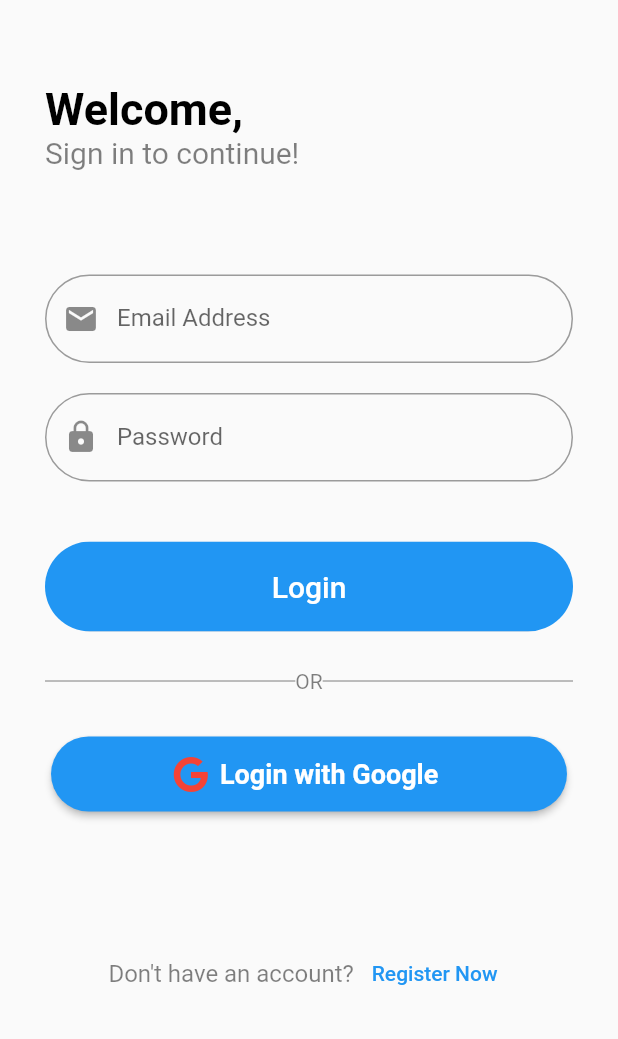
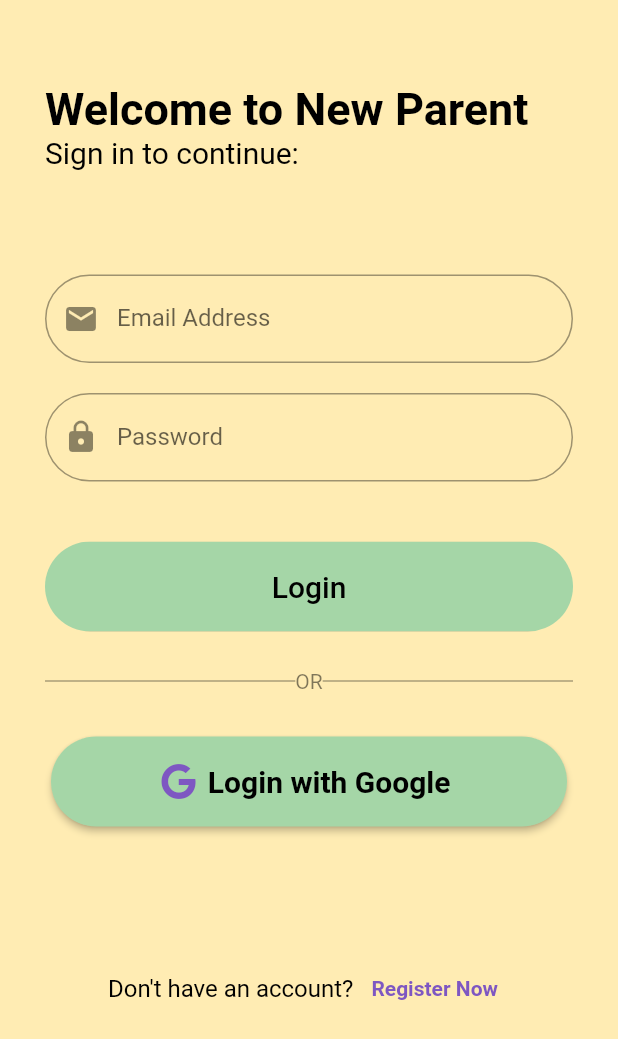
Before and after one commit to acm-projects/BabyQuest, a Flutter app: the screen it shows after launch, after a tap on "Login with Google", on a phone screen of 412 x 824 dp. Shown: the top 1039 px of the screen. Run offline on Flutter 3.47's test engine with Material 2 defaults, Android fonts, the phone set to English and light mode, and no system bars; our stand-ins replace firebase_auth, firebase_core, flutter_spinkit, font_awesome_flutter, google_sign_in; accounts and stored records are empty.

Commit message:
added splash screen and colors to sign in page

```diff
--- a/client/lib/main.dart
+++ b/client/lib/main.dart
@@ -1,11 +1,11 @@
 import 'package:firebase_core/firebase_core.dart';
+import 'package:client/services/auth_service.dart';
 
 import 'package:flutter/material.dart';
 import 'package:flutter/services.dart';
 import 'package:provider/provider.dart';
 
-import 'package:client/pages/wrapper.dart';
-import 'package:client/services/auth_service.dart';
+import 'package:client/pages/splash_page.dart';
 
 Future main() async {
   // setup flutter and firebase
@@ -30,9 +30,9 @@ class MyApp extends StatelessWidget {
   Widget build(BuildContext context) {
     return ChangeNotifierProvider(
       create: (context) => AuthService(),
-      child: MaterialApp(
+      child: const MaterialApp(
         debugShowCheckedModeBanner: false,
-        home: Wrapper(),
+        home: SplashPage(),
       ),
     );
   }
--- a/client/lib/pages/authenticate/authenticate.dart
+++ b/client/lib/pages/authenticate/authenticate.dart
@@ -34,9 +34,9 @@ class _AuthenticateState extends State<Authenticate> {
   }
 
   Widget _buildTitle() {
-    String title = register ? 'Create Account,' : 'Welcome,';
+    String title = register ? 'Create a new account' : 'Welcome to New Parent';
     String subtitle =
-        register ? 'Sign up to get started!' : 'Sign in to continue!';
+        register ? 'Sign up to get started:' : 'Sign in to continue:';
 
     return Column(
       children: [
@@ -56,7 +56,7 @@ class _AuthenticateState extends State<Authenticate> {
           child: Text(
             subtitle,
             style: TextStyle(
-              color: Colors.black.withOpacity(0.5),
+              color: Colors.black,
               fontSize: 20,
             ),
           ),
@@ -76,13 +76,21 @@ class _AuthenticateState extends State<Authenticate> {
         Text(
           label,
           style: TextStyle(
-            color: Colors.black.withOpacity(0.5),
+            color: Colors.black,
             fontSize: 16.0,
           ),
         ),
         TextButton(
+          style: TextButton.styleFrom(
+            primary: Colors.deepPurple.shade400,
+          ),
           onPressed: () => setState(() => register = !register),
-          child: Text(buttonLabel),
+          child: Text(
+              buttonLabel,
+              style: TextStyle(
+                  fontWeight: FontWeight.bold
+              )
+          ),
         ),
       ],
     );
--- a/client/lib/pages/authenticate/signin_form.dart
+++ b/client/lib/pages/authenticate/signin_form.dart
@@ -29,7 +29,7 @@ class _SignInFormState extends State<SignInForm> {
         children: [
           _buildNameField(),
           const SizedBox(height: 20.0),
-          _buildEmailAdressField(),
+          _buildEmailAddressField(),
           const SizedBox(height: 20.0),
           _buildPasswordField(),
           const SizedBox(height: 40.0),
@@ -61,7 +61,7 @@ class _SignInFormState extends State<SignInForm> {
     }
   }
 
-  Widget _buildEmailAdressField() {
+  Widget _buildEmailAddressField() {
     return TextFormField(
       keyboardType: TextInputType.emailAddress,
       decoration: const InputDecoration(
@@ -121,14 +121,15 @@ class _SignInFormState extends State<SignInForm> {
             }
           }
         },
-        color: Colors.blue,
+        color: Colors.green.shade200,
         child: Text(
           label,
           style: const TextStyle(
             fontSize: 20,
-            color: Colors.white,
+            color: Colors.black,
           ),
         ),
+
       ),
     );
   }
@@ -149,26 +150,26 @@ class _SignInFormState extends State<SignInForm> {
           Container(
             padding: const EdgeInsets.all(4),
             child: ElevatedButton.icon(
+              onPressed: () {
+                final provider =
+                Provider.of<AuthService>(context, listen: false);
+                provider.signInWithGoogle();
+              },
               style: ElevatedButton.styleFrom(
-                primary: Colors.blue,
+                primary: Colors.green.shade200,
                 onPrimary: Colors.black,
-                minimumSize: const Size(double.infinity, 50),
+                minimumSize: const Size(double.infinity, 60),
                 shape: const StadiumBorder(),
               ),
-              icon: const FaIcon(FontAwesomeIcons.google, color: Colors.red),
+              icon: FaIcon(FontAwesomeIcons.google, color: Colors.deepPurple.shade400),
               label: const Text(
                 'Login with Google',
                 style: TextStyle(
-                  color: Colors.white,
+                  color: Colors.black,
                   fontWeight: FontWeight.bold,
-                  fontSize: 18,
+                  fontSize: 20,
                 ),
               ),
-              onPressed: () {
-                final provider =
-                    Provider.of<AuthService>(context, listen: false);
-                provider.signInWithGoogle();
-              },
             ),
           ),
         ],
--- /dev/null
+++ b/client/lib/pages/splash_page.dart
@@ -0,0 +1,99 @@
+import 'package:flutter/material.dart';
+
+import 'package:flutter_spinkit/flutter_spinkit.dart';
+import 'package:font_awesome_flutter/font_awesome_flutter.dart';
+
+import 'package:client/pages/wrapper.dart';
+
+class SplashPage extends StatefulWidget {
+  const SplashPage({ Key? key }) : super(key: key);
+
+  @override
+  _SplashPageState createState() => _SplashPageState();
+}
+
+class _SplashPageState extends State<SplashPage> {
+
+  @override
+  void initState() {
+    super.initState();
+    _navigateToHome();
+  }
+
+  _navigateToHome() async {
+    await Future.delayed(Duration(milliseconds: 5000), () {});
+    Navigator.pushReplacement(
+        context,
+        MaterialPageRoute(
+            builder: (context) => Wrapper()
+        )
+    );
+  }
+
+  @override
+  Widget build(BuildContext context) {
+    return Scaffold(
+        body: Stack(
+          fit: StackFit.expand,
+          children: [
+            Container(decoration: BoxDecoration(
+                color: Colors.amber.shade100
+            ),),
+            Column(
+              mainAxisAlignment: MainAxisAlignment.start,
+              children: [
+                Expanded(
+                  flex: 5,
+                  child: Column(
+                    mainAxisAlignment: MainAxisAlignment.center,
+                    children: [
+                      CircleAvatar(
+                        backgroundColor: Colors.amber.shade100,
+                        radius: 50.0,
+                        child: FaIcon(
+                          FontAwesomeIcons.babyCarriage,
+                          color: Colors.deepPurple.shade200,
+                          size: 100.0,
+                        ),
+                      ),
+                      const Padding(
+                        padding: EdgeInsets.only(top: 20.0),
+                      ),
+                      const Text(
+                        "waking up from a nap...",
+                        style: TextStyle(
+                          color: Colors.black,
+                          fontSize: 25,
+                          fontWeight: FontWeight.bold,
+                        ),
+                      ),
+                    ],
+                  ),
+                ),
+                Expanded(
+                  flex: 1,
+                  child: Column(
+                    mainAxisAlignment: MainAxisAlignment.start,
+                    children: [
+                      const Padding(
+                        padding: EdgeInsets.only(top: 20.0),
+                      ),
+                      SpinKitWave(
+                          itemBuilder: (BuildContext context, int index) {
+                            return DecoratedBox(
+                              decoration: BoxDecoration(
+                                color: index.isEven ? Colors.deepPurple.shade200 : Colors.green.shade200,
+                              ),
+                            );
+                          }
+                      ),
+                    ],
+                  ),
+                ),
+              ],
+            )
+          ],
+        )
+    );
+  }
+}
--- a/client/lib/pages/wrapper.dart
+++ b/client/lib/pages/wrapper.dart
@@ -1,3 +1,4 @@
+import 'package:flutter/cupertino.dart';
 import 'package:flutter/material.dart';
 
 import 'package:client/pages/authenticate/authenticate.dart';
@@ -20,6 +21,7 @@ class Wrapper extends StatelessWidget {
   @override
   Widget build(BuildContext context) {
     return Scaffold(
+      backgroundColor: Colors.amber.shade100,
       body: StreamBuilder(
         stream: AuthService().appUser,
         builder: _builder,
--- a/client/pubspec.yaml
+++ b/client/pubspec.yaml
@@ -35,10 +35,12 @@ dependencies:
   # Use with the CupertinoIcons class for iOS style icons.
   cupertino_icons: ^1.0.2
 
-  firebase_auth: ^3.1.2
+  firebase_auth: ^3.1.3
   google_sign_in: ^5.1.1
+  provider: ^6.0.1
+
   font_awesome_flutter: ^9.1.0
-  provider: ^6.0.1
+  flutter_spinkit: ^5.1.0
 
 dev_dependencies:
   flutter_test:
```
Also changed, not shown: client/pubspec.lock.
